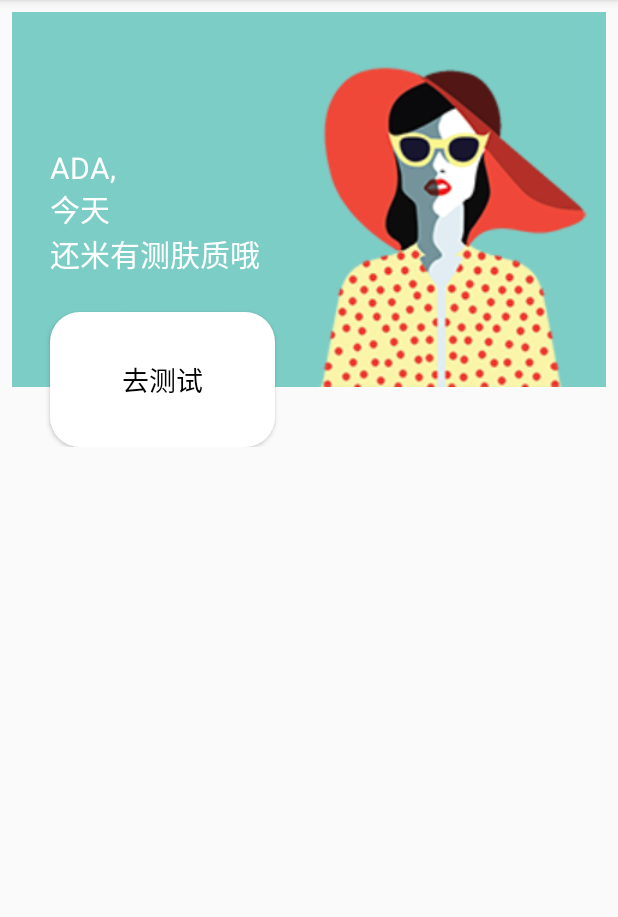
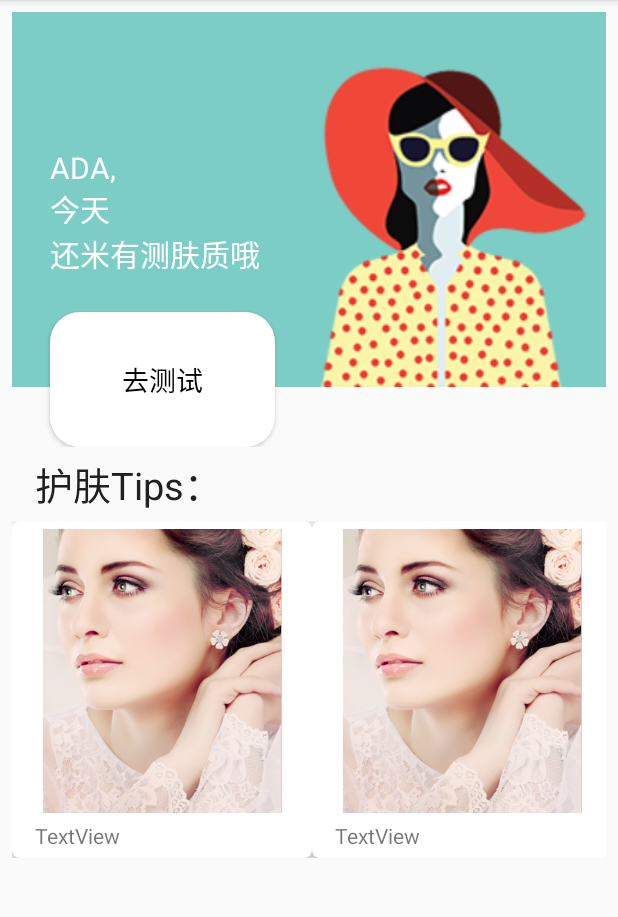
Before and after one commit to ATRiiX/Marshmello, an Android app: the Camera screen opened directly, with no data from a screen before it, on a phone screen of 412 x 824 dp, the part 84-1001 px from its top. Run offline under Robolectric (Android 15) with nearby library versions, the phone set to English and light mode, and no system bars; 1 statement that could not run was skipped.

Commit message:
layout 1

```diff
--- a/app/src/main/res/layout/layout1.xml
+++ b/app/src/main/res/layout/layout1.xml
@@ -16,9 +16,7 @@
 
         <FrameLayout
             android:layout_width="match_parent"
-            android:layout_height="wrap_content"
-            >
-
+            android:layout_height="wrap_content">
             <RelativeLayout
                 android:layout_width="match_parent"
                 android:layout_height="250dp"
@@ -60,10 +58,112 @@
                 android:textColor="#000000" />
         </FrameLayout>
 
-        <TableLayout
+        <ScrollView
             android:layout_width="match_parent"
             android:layout_height="match_parent">
 
-        </TableLayout>
+            <TableLayout
+                android:layout_width="match_parent"
+                android:layout_height="wrap_content">
+
+                <TableRow
+                    android:layout_width="match_parent"
+                    android:layout_height="match_parent" >
+
+                    <TextView
+                        android:id="@+id/textView"
+                        android:layout_width="wrap_content"
+                        android:layout_height="wrap_content"
+                        android:paddingTop="5dp"
+                        android:paddingBottom="5dp"
+                        android:paddingLeft="15dp"
+                        android:textSize="25dp"
+                        android:textColor="#202020"
+                        android:text="护肤Tips：" />
+                </TableRow>
+
+                <TableRow
+                    android:layout_width="match_parent"
+                    android:layout_height="match_parent" >
+
+                    <android.support.v7.widget.CardView
+                        android:layout_width="match_parent"
+                        android:layout_height="wrap_content"
+                        android:paddingLeft="15dp"
+                        android:paddingRight="15dp"
+                        app:cardCornerRadius="5dp"
+                        app:cardElevation="20dp"
+                        >
+
+                        <LinearLayout
+                            android:layout_width="match_parent"
+                            android:layout_height="match_parent"
+                            android:orientation="vertical">
+
+                            <ImageView
+                                android:id="@+id/imageView"
+                                android:layout_width="200dp"
+                                android:layout_height="200dp"
+                                android:paddingTop="5dp"
+                                android:paddingBottom="5dp"
+                                app:srcCompat="@mipmap/person3" />
+
+                            <TextView
+                                android:id="@+id/textView2"
+                                android:layout_width="wrap_content"
+                                android:layout_height="wrap_content"
+                                android:paddingBottom="5dp"
+                                android:paddingLeft="15dp"
+                                android:text="TextView" />
+                        </LinearLayout>
+
+                    </android.support.v7.widget.CardView>
+
+                    <android.support.v7.widget.CardView
+                        android:layout_width="match_parent"
+                        android:layout_height="wrap_content"
+                        android:paddingLeft="15dp"
+                        android:paddingRight="15dp"
+                        app:cardCornerRadius="5dp"
+                        app:cardElevation="20dp"
+                        >
+
+                        <LinearLayout
+                            android:layout_width="match_parent"
+                            android:layout_height="match_parent"
+                            android:orientation="vertical">
+
+                            <ImageView
+                                android:id="@+id/imageView2"
+                                android:layout_width="200dp"
+                                android:layout_height="200dp"
+                                android:paddingTop="5dp"
+                                android:paddingBottom="5dp"
+                                app:srcCompat="@mipmap/person3" />
+
+                            <TextView
+                                android:id="@+id/textView3"
+                                android:layout_width="wrap_content"
+                                android:layout_height="wrap_content"
+                                android:paddingBottom="5dp"
+                                android:paddingLeft="15dp"
+                                android:text="TextView" />
+                        </LinearLayout>
+
+                    </android.support.v7.widget.CardView>
+                </TableRow>
+
+
+
+                <TableRow
+                    android:layout_width="match_parent"
+                    android:layout_height="match_parent" />
+
+                <TableRow
+                    android:layout_width="match_parent"
+                    android:layout_height="match_parent" />
+            </TableLayout>
+        </ScrollView>
+
     </LinearLayout>
 </android.support.constraint.ConstraintLayout>
```
